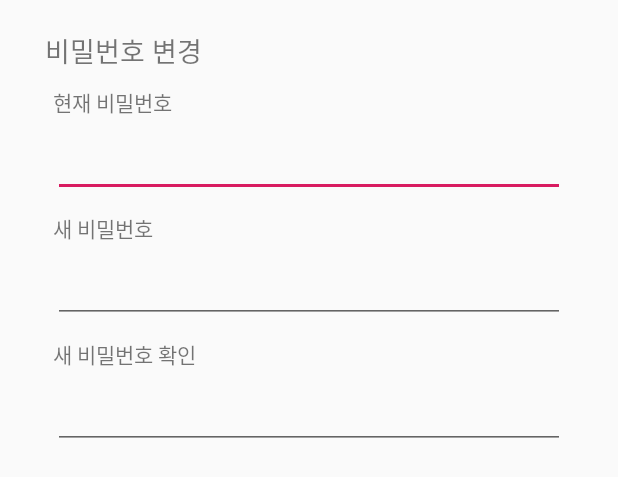
After one commit to njw1204/study-partner, an Android app: the layout dialog_pwedit.xml on its own in the app's theme, with its tools: preview values and no code run, on a phone screen of 412 x 824 dp. The commit adds this screen. Shown: the top 477 px of the screen. Run offline under Robolectric (Android 15) with nearby library versions, the light colour scheme and no system bars.

Commit message:
Password change dialog change, Member activity make

```diff
--- /dev/null
+++ b/app/src/main/res/layout/dialog_pwedit.xml
@@ -0,0 +1,93 @@
+<RelativeLayout xmlns:android="http://schemas.android.com/apk/res/android"
+    android:layout_width="fill_parent"
+    android:layout_height="fill_parent"
+    android:orientation="vertical"
+    android:paddingLeft="20dp"
+    android:paddingRight="20dp"
+    android:paddingTop="10dp">
+
+    <TextView
+        android:id="@+id/textView1"
+        android:layout_width="wrap_content"
+        android:layout_height="wrap_content"
+        android:layout_alignParentLeft="true"
+        android:layout_alignParentTop="true"
+        android:layout_marginLeft="10dp"
+        android:layout_marginTop="10dp"
+        android:text="비밀번호 변경"
+        android:textSize="18sp"></TextView>
+
+    <TextView
+        android:id="@+id/textView2"
+        android:layout_width="wrap_content"
+        android:layout_height="wrap_content"
+        android:layout_below="@+id/textView1"
+        android:layout_alignParentLeft="true"
+        android:layout_marginLeft="15dp"
+        android:layout_marginTop="10dp"
+        android:text="현재 비밀번호" />
+
+    <EditText
+        android:id="@+id/curpw_dialog"
+        android:layout_width="match_parent"
+        android:layout_height="wrap_content"
+        android:layout_below="@+id/textView2"
+        android:layout_alignParentLeft="true"
+        android:layout_alignParentRight="true"
+        android:layout_marginLeft="15dp"
+        android:layout_marginTop="7dp"
+        android:layout_marginRight="15dp"
+        android:ems="10"
+        android:inputType="textPassword" />
+
+    <TextView
+        android:id="@+id/textView3"
+        android:layout_width="wrap_content"
+        android:layout_height="wrap_content"
+        android:layout_below="@+id/curpw_dialog"
+        android:layout_alignParentLeft="true"
+        android:layout_marginLeft="15dp"
+        android:layout_marginTop="10dp"
+        android:text="새 비밀번호" />
+
+    <EditText
+        android:id="@+id/newpw_dialog"
+        android:layout_width="match_parent"
+        android:layout_height="wrap_content"
+        android:layout_below="@+id/textView3"
+        android:layout_alignParentLeft="true"
+        android:layout_alignParentRight="true"
+        android:layout_marginLeft="15dp"
+        android:layout_marginTop="7dp"
+        android:layout_marginRight="15dp"
+        android:ems="10"
+        android:inputType="textPassword" />
+
+    <TextView
+        android:id="@+id/textView4"
+        android:layout_width="wrap_content"
+        android:layout_height="wrap_content"
+        android:layout_below="@+id/newpw_dialog"
+        android:layout_alignParentLeft="true"
+        android:layout_marginLeft="15dp"
+        android:layout_marginTop="10dp"
+        android:text="새 비밀번호 확인" />
+
+    <EditText
+        android:id="@+id/newpwcheck_dialog"
+        android:layout_width="match_parent"
+        android:layout_height="wrap_content"
+        android:layout_below="@+id/textView4"
+        android:layout_alignParentLeft="true"
+        android:layout_alignParentRight="true"
+        android:layout_marginLeft="15dp"
+        android:layout_marginTop="7dp"
+        android:layout_marginRight="15dp"
+        android:ems="10"
+        android:inputType="textPassword" /><![CDATA[
+
+    "/>
+
+
+]]>
+</RelativeLayout>
--- a/app/src/main/res/values/colors.xml
+++ b/app/src/main/res/values/colors.xml
@@ -10,4 +10,5 @@
     <color name="m_grey_100">#f5f5f5</color>
     <color name="m_blue_grey_900">#263238</color>
     <color name="loginbackground">#74ae74</color>
+    <color name="transparent">#00000000</color>
 </resources>
```
Also changed, not shown: app/src/main/AndroidManifest.xml (+18 -7 lines), app/src/main/java/me/blog/njw1204/studypartner/SettingActivity.java (+12 -11 lines), app/src/main/java/me/blog/njw1204/studypartner/StudyMemberActivity.java (added, +40 -0 lines), app/src/main/res/layout/activity_study_member.xml (added, +46 -0 lines).
